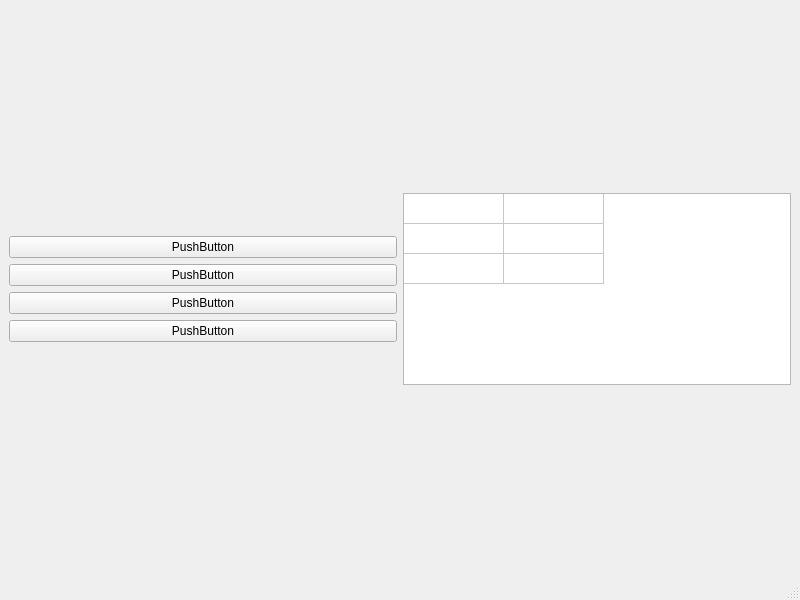
The window that ui/drt_ur.ui (NASA-JSC-Robotics/drt_ur_gui) describes before a commit, drawn with Qt 5.
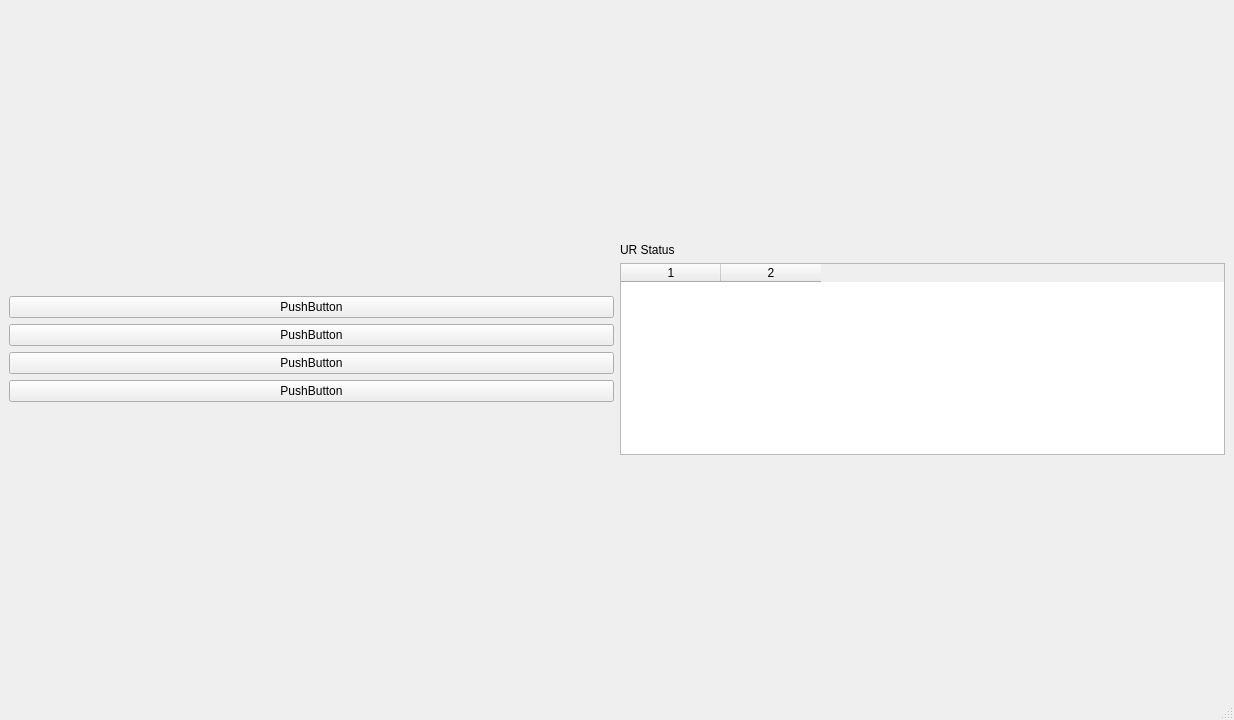
The same window after the commit.

Commit message: adding timers causes threading issues. Going to pass the backend node instance instead of inheriting it

Patch:
```diff
--- a/ui/drt_ur.ui
+++ b/ui/drt_ur.ui
@@ -6,8 +6,8 @@
    <rect>
     <x>0</x>
     <y>0</y>
-    <width>800</width>
-    <height>600</height>
+    <width>1234</width>
+    <height>720</height>
    </rect>
   </property>
   <property name="windowTitle">
@@ -37,6 +37,13 @@
         </property>
        </widget>
       </item>
+      <item>
+       <widget class="QPushButton" name="pushButton_1">
+        <property name="text">
+         <string>PushButton</string>
+        </property>
+       </widget>
+      </item>
       <item>
        <widget class="QPushButton" name="pushButton_2">
         <property name="text">
@@ -51,13 +58,6 @@
         </property>
        </widget>
       </item>
-      <item>
-       <widget class="QPushButton" name="pushButton_4">
-        <property name="text">
-         <string>PushButton</string>
-        </property>
-       </widget>
-      </item>
       <item>
        <spacer name="verticalSpacer_2">
         <property name="orientation">
@@ -88,6 +88,13 @@
         </property>
        </spacer>
       </item>
+      <item>
+       <widget class="QLabel" name="label">
+        <property name="text">
+         <string>UR Status</string>
+        </property>
+       </widget>
+      </item>
       <item>
        <widget class="QTableWidget" name="tableWidget">
         <property name="editTriggers">
@@ -100,20 +107,17 @@
          </sizepolicy>
         </property>
         <property name="rowCount">
-         <number>3</number>
+         <number>0</number>
         </property>
         <property name="columnCount">
          <number>2</number>
         </property>
         <attribute name="horizontalHeaderVisible">
-         <bool>false</bool>
+         <bool>true</bool>
         </attribute>
         <attribute name="verticalHeaderVisible">
          <bool>false</bool>
         </attribute>
-        <row/>
-        <row/>
-        <row/>
         <column/>
         <column/>
        </widget>
```
Left out of the diff: 8 changed lines with no effect on the pictures. The commit also changes 2 other files.
